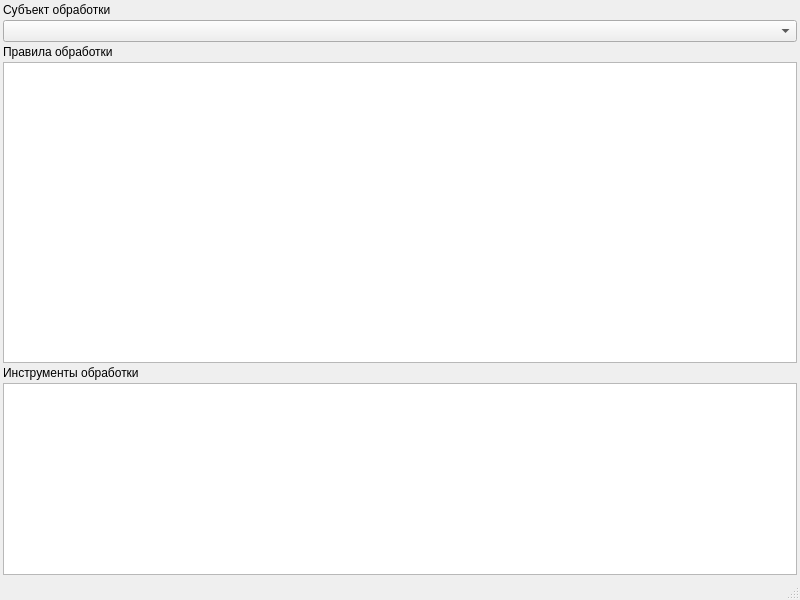
First picture: the form in ui/forms/form_processing_operations.ui, repository e-vladimir/finmanager, before the edit.
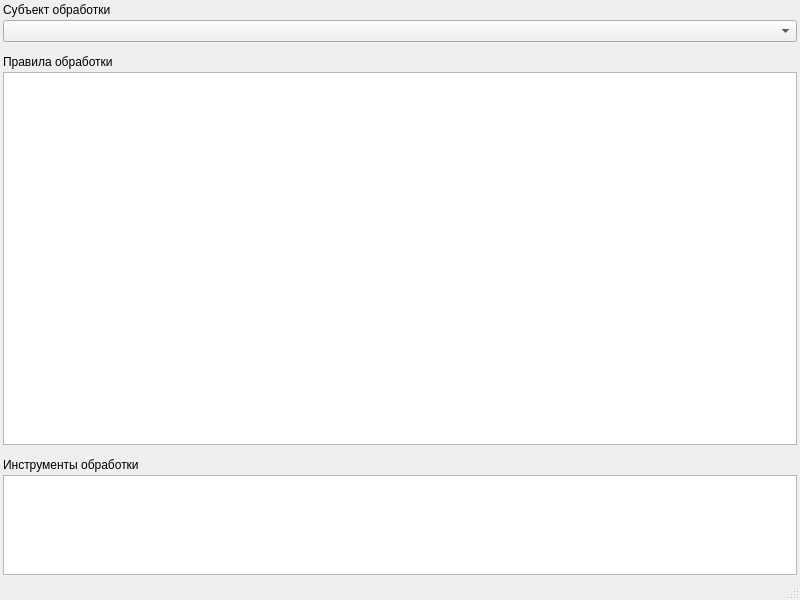
Second picture: the form after the edit.

Commit message: Форма Обработка операций + Отображение инструментов обработки

```diff
--- a/ui/forms/form_processing_operations.ui
+++ b/ui/forms/form_processing_operations.ui
@@ -14,7 +14,7 @@
    <string>MainWindow</string>
   </property>
   <widget class="QWidget" name="centralwidget">
-   <layout class="QVBoxLayout" name="verticalLayout" stretch="0,0,0,1,0,0">
+   <layout class="QVBoxLayout" name="verticalLayout" stretch="0,0,0,0,1,0,0,0">
     <property name="spacing">
      <number>3</number>
     </property>
@@ -40,6 +40,22 @@
     <item>
      <widget class="QComboBox" name="cbbox_subject"/>
     </item>
+    <item>
+     <spacer name="verticalSpacer">
+      <property name="orientation">
+       <enum>Qt::Orientation::Vertical</enum>
+      </property>
+      <property name="sizeType">
+       <enum>QSizePolicy::Policy::Fixed</enum>
+      </property>
+      <property name="sizeHint" stdset="0">
+       <size>
+        <width>20</width>
+        <height>10</height>
+       </size>
+      </property>
+     </spacer>
+    </item>
     <item>
      <widget class="QLabel" name="label_2">
       <property name="text">
@@ -75,6 +91,22 @@
       </attribute>
      </widget>
     </item>
+    <item>
+     <spacer name="verticalSpacer_2">
+      <property name="orientation">
+       <enum>Qt::Orientation::Vertical</enum>
+      </property>
+      <property name="sizeType">
+       <enum>QSizePolicy::Policy::Fixed</enum>
+      </property>
+      <property name="sizeHint" stdset="0">
+       <size>
+        <width>20</width>
+        <height>10</height>
+       </size>
+      </property>
+     </spacer>
+    </item>
     <item>
      <widget class="QLabel" name="label_3">
       <property name="text">
@@ -84,6 +116,12 @@
     </item>
     <item>
      <widget class="QTableView" name="table_tools">
+      <property name="maximumSize">
+       <size>
+        <width>16777215</width>
+        <height>100</height>
+       </size>
+      </property>
       <property name="contextMenuPolicy">
        <enum>Qt::ContextMenuPolicy::CustomContextMenu</enum>
       </property>
```
The commit also changes 6 other files.
